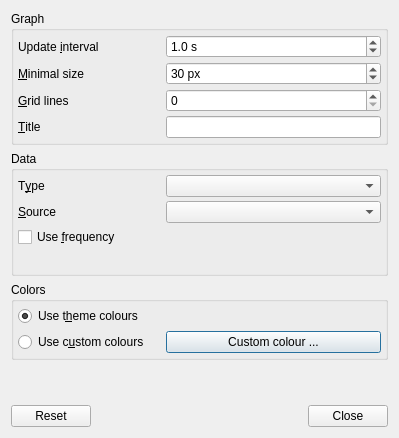
Qt form plugin-sysstat/lxqtsysstatconfiguration.ui (lxqt/lxqt-panel) before a commit.
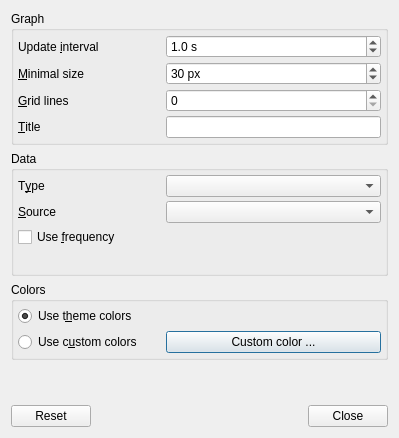
The same form after that commit.

Patch:
```diff
--- a/plugin-sysstat/lxqtsysstatconfiguration.ui
+++ b/plugin-sysstat/lxqtsysstatconfiguration.ui
@@ -324,7 +324,7 @@
         <item row="0" column="0">
          <widget class="QRadioButton" name="useThemeColoursRB">
           <property name="text">
-           <string>Use t&amp;heme colours</string>
+           <string>Use t&amp;heme colors</string>
           </property>
           <property name="checked">
            <bool>true</bool>
@@ -334,14 +334,14 @@
         <item row="1" column="0">
          <widget class="QRadioButton" name="useCustomColoursRB">
           <property name="text">
-           <string>Use c&amp;ustom colours</string>
+           <string>Use c&amp;ustom colors</string>
           </property>
          </widget>
         </item>
         <item row="1" column="1">
          <widget class="QPushButton" name="customColoursB">
           <property name="text">
-           <string>Custom colour ...</string>
+           <string>Custom color ...</string>
           </property>
          </widget>
         </item>
```
